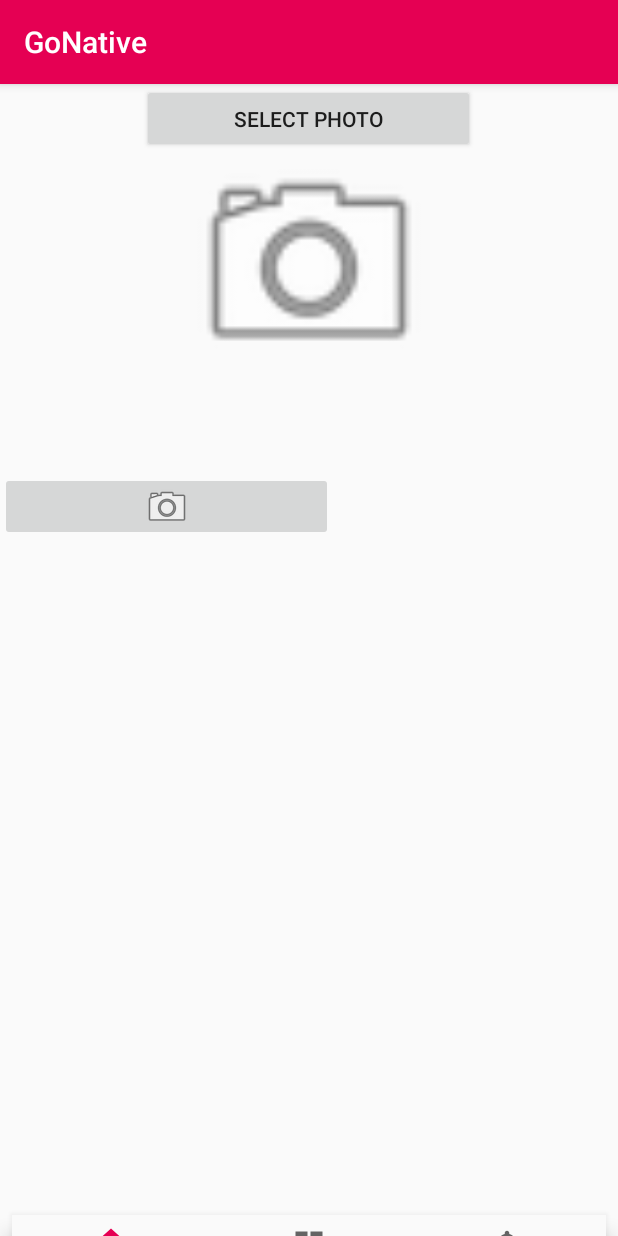
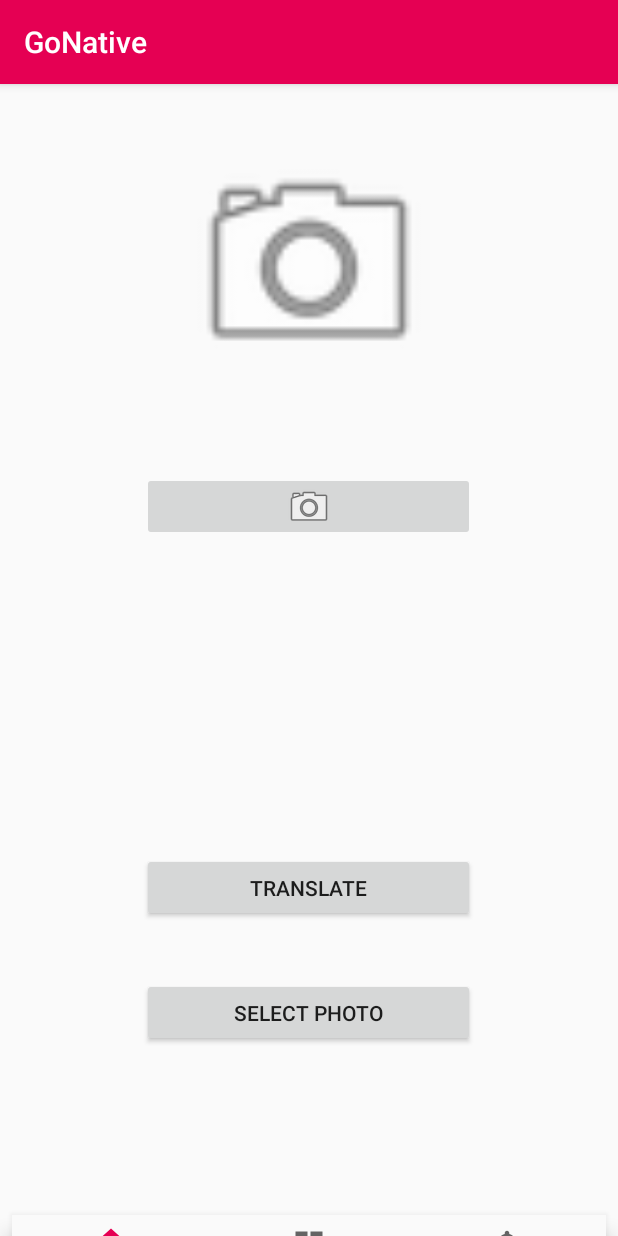
Before and after one commit to chrismeiercs/GoNative, an Android app: the screen it shows after launch (MainActivity), on a phone screen of 412 x 824 dp. Run offline under Robolectric (Android 15) with nearby library versions, the phone set to English and light mode, and no system bars.

Commit message:
Fixed UI by placing a constraint on the camera button. Added a listener to start camera when the camera button is pushed.

```diff
--- a/app/src/main/AndroidManifest.xml
+++ b/app/src/main/AndroidManifest.xml
@@ -18,5 +18,5 @@
             </intent-filter>
         </activity>
     </application>
-
+    <user-feature android:name="android.hardware.camera" android:required="true" />
 </manifest>
--- a/app/src/main/java/com/chrismeiercs/gonative/MainActivity.java
+++ b/app/src/main/java/com/chrismeiercs/gonative/MainActivity.java
@@ -1,15 +1,21 @@
 package com.chrismeiercs.gonative;
 
+import android.content.Intent;
 import android.os.Bundle;
+import android.provider.MediaStore;
 import android.support.annotation.NonNull;
 import android.support.design.widget.BottomNavigationView;
 import android.support.v7.app.AppCompatActivity;
 import android.view.MenuItem;
+import android.view.View;
+import android.widget.Button;
+import android.widget.ImageButton;
 import android.widget.TextView;
 
 public class MainActivity extends AppCompatActivity {
 
     private TextView mTextMessage;
+    static final int REQUEST_IMAGE_CAPTURE = 1;
 
     private BottomNavigationView.OnNavigationItemSelectedListener mOnNavigationItemSelectedListener
             = new BottomNavigationView.OnNavigationItemSelectedListener() {
@@ -37,9 +43,28 @@ public class MainActivity extends AppCompatActivity {
         super.onCreate(savedInstanceState);
         setContentView(R.layout.activity_main);
 
+        ImageButton cameraButton = (ImageButton) findViewById(R.id.cameraButton);
+
+        cameraButton.setOnClickListener(new View.OnClickListener(){
+            @Override
+            public void onClick(View v){
+                dispatchTakePictureIntent();
+            }
+        });
+
         mTextMessage = (TextView) findViewById(R.id.message);
         BottomNavigationView navigation = (BottomNavigationView) findViewById(R.id.navigation);
         navigation.setOnNavigationItemSelectedListener(mOnNavigationItemSelectedListener);
     }
 
+    private void dispatchTakePictureIntent(){
+        Intent takePictureIntent = new Intent(MediaStore.ACTION_IMAGE_CAPTURE);
+        if (takePictureIntent.resolveActivity(getPackageManager()) != null){
+            startActivityForResult(takePictureIntent, REQUEST_IMAGE_CAPTURE);
+        }
+
+    }
+
+
+
 }
--- a/app/src/main/res/layout/activity_main.xml
+++ b/app/src/main/res/layout/activity_main.xml
@@ -51,12 +51,13 @@
         android:layout_width="222dp"
         android:layout_height="46dp"
         android:text="Select Photo"
-        tools:layout_editor_absoluteY="415dp"
         android:layout_marginLeft="8dp"
         app:layout_constraintLeft_toLeftOf="parent"
         android:layout_marginRight="8dp"
         app:layout_constraintRight_toRightOf="parent"
-        app:layout_constraintHorizontal_bias="0.497" />
+        app:layout_constraintHorizontal_bias="0.497"
+        app:layout_constraintBottom_toBottomOf="parent"
+        android:layout_marginBottom="126dp" />
 
     <ImageView
         android:id="@+id/photo"
@@ -72,16 +73,20 @@
         app:layout_constraintHorizontal_bias="0.0" />
 
     <ImageButton
-        android:id="@+id/camera"
+        android:id="@+id/cameraButton"
         android:layout_width="222dp"
         android:layout_height="46dp"
-        app:srcCompat="@android:drawable/ic_menu_camera"
-        tools:layout_editor_absoluteX="94dp"
+        android:layout_marginBottom="8dp"
+        android:layout_marginLeft="8dp"
+        android:layout_marginRight="8dp"
         android:layout_marginTop="53dp"
+        app:layout_constraintBottom_toTopOf="@+id/translate"
+        app:layout_constraintHorizontal_bias="0.497"
+        app:layout_constraintLeft_toLeftOf="parent"
+        app:layout_constraintRight_toRightOf="parent"
         app:layout_constraintTop_toBottomOf="@+id/photo"
-        android:layout_marginBottom="8dp"
-        app:layout_constraintBottom_toTopOf="@+id/translate"
-        app:layout_constraintVertical_bias="0.0" />
+        app:layout_constraintVertical_bias="0.0"
+        app:srcCompat="@android:drawable/ic_menu_camera" />
 
     <android.support.design.widget.BottomNavigationView
         android:id="@+id/navigation"
```
